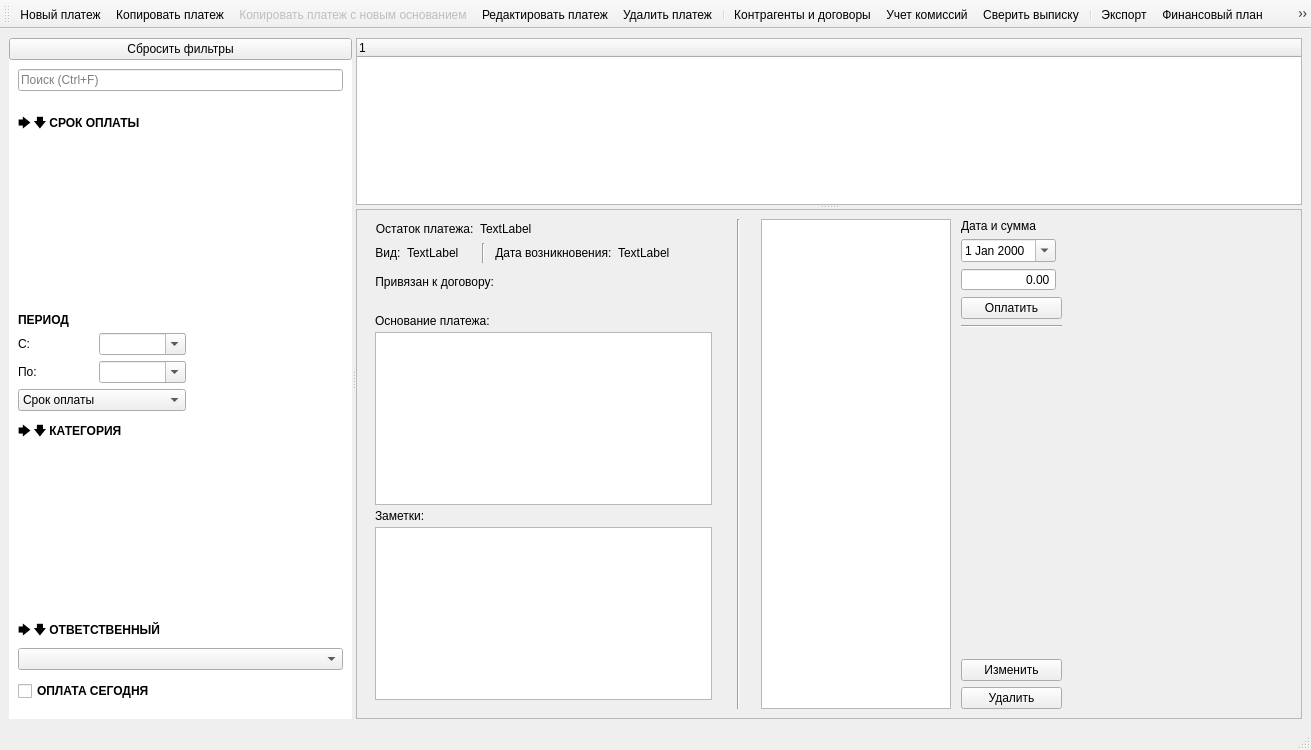
Above: designer/ui/mainwindow.ui from Aleee/FinanceCalender before the change. Below: the same form after it.
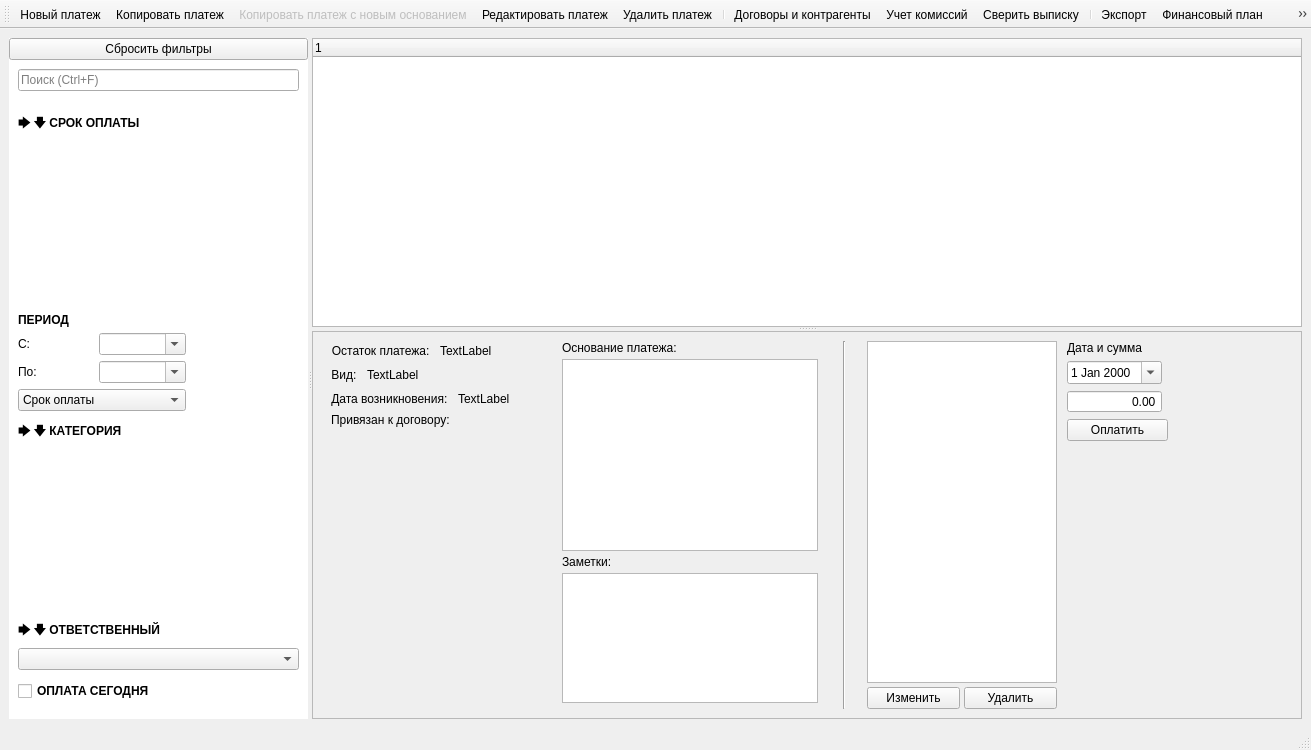
That is the form after the change. Icons and pictures are not drawn. Custom widgets are drawn as their Qt base class.

Commit message: feat: UI rework

```diff
--- a/designer/ui/mainwindow.ui
+++ b/designer/ui/mainwindow.ui
@@ -501,7 +501,7 @@
          <number>0</number>
         </property>
         <widget class="QWidget" name="descr">
-         <layout class="QGridLayout" name="gridLayout_4">
+         <layout class="QGridLayout" name="gridLayout_4" rowstretch="0,1,0">
           <property name="bottomMargin">
            <number>9</number>
           </property>
@@ -542,33 +542,6 @@
             <property name="verticalSpacing">
              <number>6</number>
             </property>
-            <item row="6" column="0">
-             <spacer name="verticalSpacer_3">
-              <property name="orientation">
-               <enum>Qt::Orientation::Vertical</enum>
-              </property>
-              <property name="sizeHint" stdset="0">
-               <size>
-                <width>20</width>
-                <height>40</height>
-               </size>
-              </property>
-             </spacer>
-            </item>
-            <item row="7" column="0" colspan="2">
-             <widget class="QPushButton" name="pb_editpayment">
-              <property name="text">
-               <string>Изменить</string>
-              </property>
-             </widget>
-            </item>
-            <item row="8" column="0" colspan="2">
-             <widget class="QPushButton" name="pb_deletepayment">
-              <property name="text">
-               <string>Удалить</string>
-              </property>
-             </widget>
-            </item>
             <item row="2" column="0">
              <widget class="QDoubleSpinBox" name="dsb_paymentsum">
               <property name="alignment">
@@ -595,13 +568,6 @@
               </property>
              </widget>
             </item>
-            <item row="5" column="0" colspan="2">
-             <widget class="Line" name="line">
-              <property name="orientation">
-               <enum>Qt::Orientation::Horizontal</enum>
-              </property>
-             </widget>
-            </item>
             <item row="1" column="0">
              <widget class="QDateEdit" name="de_paymentdate">
               <property name="minimumSize">
@@ -625,6 +591,19 @@
               </property>
              </widget>
             </item>
+            <item row="4" column="0">
+             <spacer name="verticalSpacer_payment">
+              <property name="orientation">
+               <enum>Qt::Orientation::Vertical</enum>
+              </property>
+              <property name="sizeHint" stdset="0">
+               <size>
+                <width>20</width>
+                <height>0</height>
+               </size>
+              </property>
+             </spacer>
+            </item>
            </layout>
           </item>
           <item row="1" column="3" rowspan="2">
@@ -658,7 +637,7 @@
             <property name="sizeHint" stdset="0">
              <size>
               <width>20</width>
-              <height>40</height>
+              <height>0</height>
              </size>
             </property>
            </spacer>
@@ -680,11 +659,22 @@
            </spacer>
           </item>
           <item row="1" column="5" rowspan="2">
+           <layout class="QVBoxLayout" name="verticalLayout_history">
+            <property name="spacing">
+             <number>4</number>
+            </property>
+            <item>
            <widget class="PaymentHistoryTableView" name="tv_payment">
+              <property name="sizePolicy">
+               <sizepolicy hsizetype="Fixed" vsizetype="Ignored">
+                <horstretch>0</horstretch>
+                <verstretch>0</verstretch>
+               </sizepolicy>
+              </property>
             <property name="minimumSize">
              <size>
               <width>190</width>
-              <height>0</height>
+                <height>70</height>
              </size>
             </property>
             <property name="maximumSize">
@@ -698,21 +688,47 @@
             </attribute>
            </widget>
           </item>
+            <item>
+             <layout class="QHBoxLayout" name="horizontalLayout_historybuttons">
+              <property name="spacing">
+               <number>4</number>
+              </property>
+              <item>
+               <widget class="QPushButton" name="pb_editpayment">
+                <property name="text">
+                 <string>Изменить</string>
+                </property>
+               </widget>
+              </item>
+              <item>
+               <widget class="QPushButton" name="pb_deletepayment">
+                <property name="text">
+                 <string>Удалить</string>
+                </property>
+               </widget>
+              </item>
+             </layout>
+            </item>
+           </layout>
+          </item>
           <item row="1" column="0">
            <widget class="QWidget" name="wdg_eventinfo" native="true">
             <property name="minimumSize">
              <size>
-              <width>350</width>
+              <width>500</width>
               <height>0</height>
              </size>
             </property>
             <property name="maximumSize">
              <size>
-              <width>350</width>
+              <width>500</width>
               <height>16777215</height>
              </size>
             </property>
-            <layout class="QGridLayout" name="gridLayout_6">
+            <layout class="QHBoxLayout" name="horizontalLayout_eventinfo">
+             <property name="spacing">
+              <number>15</number>
+             </property>
              <property name="topMargin">
               <number>0</number>
              </property>
@@ -722,33 +738,12 @@
              <property name="bottomMargin">
               <number>0</number>
              </property>
-             <property name="verticalSpacing">
+             <item>
+              <layout class="QVBoxLayout" name="verticalLayout_eventinfo_left">
+               <property name="spacing">
               <number>4</number>
              </property>
-             <item row="12" column="0" colspan="5">
-              <layout class="QGridLayout" name="gridLayout_8">
-               <property name="horizontalSpacing">
-                <number>6</number>
-               </property>
-               <property name="verticalSpacing">
-                <number>0</number>
-               </property>
-               <item row="0" column="0">
-                <widget class="QPlainTextEdit" name="te_notes">
-                 <property name="minimumSize">
-                  <size>
-                   <width>0</width>
-                   <height>40</height>
-                  </size>
-                 </property>
-                 <property name="tabChangesFocus">
-                  <bool>true</bool>
-                 </property>
-                </widget>
-               </item>
-              </layout>
-             </item>
-             <item row="0" column="0" colspan="5">
+               <item>
               <layout class="QHBoxLayout" name="horizontalLayout">
                <item>
                 <widget class="QLabel" name="la_remainsum_title">
@@ -782,34 +777,7 @@
                </item>
               </layout>
              </item>
-             <item row="5" column="0" colspan="5">
-              <layout class="QHBoxLayout" name="horizontalLayout_4">
                <item>
-                <widget class="QLabel" name="la_contractbound_title">
-                 <property name="text">
-                  <string>Привязан к договору:</string>
-                 </property>
-                 <property name="alignment">
-                  <set>Qt::AlignmentFlag::AlignRight|Qt::AlignmentFlag::AlignTrailing|Qt::AlignmentFlag::AlignVCenter</set>
-                 </property>
-                </widget>
-               </item>
-               <item>
-                <spacer name="horizontalSpacer_7">
-                 <property name="orientation">
-                  <enum>Qt::Orientation::Horizontal</enum>
-                 </property>
-                 <property name="sizeHint" stdset="0">
-                  <size>
-                   <width>40</width>
-                   <height>20</height>
-                  </size>
-                 </property>
-                </spacer>
-               </item>
-              </layout>
-             </item>
-             <item row="3" column="0" colspan="5">
               <layout class="QHBoxLayout" name="horizontalLayout_3">
                <item>
                 <widget class="QLabel" name="la_paymenttype_title">
@@ -823,12 +791,6 @@
                </item>
                <item>
                 <widget class="QLabel" name="la_paymenttype">
-                 <property name="minimumSize">
-                  <size>
-                   <width>65</width>
-                   <height>0</height>
-                  </size>
-                 </property>
                  <property name="text">
                   <string>TextLabel</string>
                  </property>
@@ -839,28 +801,22 @@
                  <property name="orientation">
                   <enum>Qt::Orientation::Horizontal</enum>
                  </property>
-                 <property name="sizeType">
-                  <enum>QSizePolicy::Policy::Fixed</enum>
-                 </property>
                  <property name="sizeHint" stdset="0">
                   <size>
-                   <width>10</width>
+                     <width>0</width>
                    <height>20</height>
                   </size>
                  </property>
                 </spacer>
                </item>
+                </layout>
+               </item>
                <item>
-                <widget class="Line" name="ln_paymenttype">
-                 <property name="orientation">
-                  <enum>Qt::Orientation::Vertical</enum>
-                 </property>
-                </widget>
-               </item>
+                <layout class="QHBoxLayout" name="horizontalLayout_createdate">
                <item>
                 <widget class="QLabel" name="la_createdate_title">
                  <property name="text">
-                  <string>   Дата возникновения:  </string>
+                    <string>Дата возникновения:  </string>
                  </property>
                  <property name="alignment">
                   <set>Qt::AlignmentFlag::AlignRight|Qt::AlignmentFlag::AlignTrailing|Qt::AlignmentFlag::AlignVCenter</set>
@@ -889,7 +845,17 @@
                </item>
               </layout>
              </item>
-             <item row="6" column="0" colspan="5">
+               <item>
+                <widget class="QLabel" name="la_contractbound_title">
+                 <property name="text">
+                  <string>Привязан к договору:</string>
+                 </property>
+                 <property name="alignment">
+                  <set>Qt::AlignmentFlag::AlignLeading|Qt::AlignmentFlag::AlignLeft|Qt::AlignmentFlag::AlignVCenter</set>
+                 </property>
+                </widget>
+               </item>
+               <item>
               <widget class="QLabel" name="la_contractbound">
                <property name="text">
                 <string/>
@@ -902,14 +868,27 @@
                </property>
               </widget>
              </item>
-             <item row="11" column="0" colspan="4">
-              <widget class="QLabel" name="label">
-               <property name="text">
-                <string>Заметки:</string>
-               </property>
-              </widget>
-             </item>
-             <item row="9" column="0" colspan="4">
+               <item>
+                <spacer name="verticalSpacer_10">
+                 <property name="orientation">
+                  <enum>Qt::Orientation::Vertical</enum>
+                 </property>
+                 <property name="sizeHint" stdset="0">
+                  <size>
+                   <width>20</width>
+                   <height>0</height>
+                  </size>
+                 </property>
+                </spacer>
+               </item>
+              </layout>
+             </item>
+             <item>
+              <layout class="QVBoxLayout" name="verticalLayout_eventinfo_right" stretch="0,0,0,1">
+               <property name="spacing">
+                <number>4</number>
+               </property>
+               <item>
               <widget class="QLabel" name="la_descr_title">
                <property name="text">
                 <string>Основание платежа:</string>
@@ -919,28 +898,52 @@
                </property>
               </widget>
              </item>
-             <item row="10" column="0" colspan="5">
+               <item>
               <widget class="AutoResizingTextEdit" name="te_descr">
+                 <property name="sizePolicy">
+                  <sizepolicy hsizetype="Expanding" vsizetype="Maximum">
+                   <horstretch>0</horstretch>
+                   <verstretch>0</verstretch>
+                  </sizepolicy>
+                 </property>
+                 <property name="minimumSize">
+                  <size>
+                   <width>0</width>
+                   <height>30</height>
+                  </size>
+                 </property>
                <property name="readOnly">
                 <bool>true</bool>
                </property>
               </widget>
              </item>
-             <item row="4" column="0">
-              <spacer name="verticalSpacer_10">
-               <property name="orientation">
-                <enum>Qt::Orientation::Vertical</enum>
-               </property>
-               <property name="sizeType">
-                <enum>QSizePolicy::Policy::Fixed</enum>
-               </property>
-               <property name="sizeHint" stdset="0">
+               <item>
+                <widget class="QLabel" name="label">
+                 <property name="text">
+                  <string>Заметки:</string>
+                 </property>
+                </widget>
+               </item>
+               <item>
+                <widget class="QPlainTextEdit" name="te_notes">
+                 <property name="sizePolicy">
+                  <sizepolicy hsizetype="Expanding" vsizetype="Ignored">
+                   <horstretch>0</horstretch>
+                   <verstretch>0</verstretch>
+                  </sizepolicy>
+                 </property>
+                 <property name="minimumSize">
                 <size>
-                 <width>20</width>
-                 <height>5</height>
-                </size>
-               </property>
-              </spacer>
+                   <width>0</width>
+                   <height>70</height>
+                  </size>
+                 </property>
+                 <property name="tabChangesFocus">
+                  <bool>true</bool>
+                 </property>
+                </widget>
+               </item>
+              </layout>
              </item>
             </layout>
            </widget>
@@ -1359,7 +1362,7 @@
      <normaloff>:/icon-toolbar/designer/icons/contract.svg</normaloff>:/icon-toolbar/designer/icons/contract.svg</iconset>
    </property>
    <property name="text">
-    <string>Контрагенты и договоры</string>
+    <string>Договоры и контрагенты</string>
    </property>
    <property name="toolTip">
     <string>Контрагенты, договоры и документы договоров</string>
```
Left out of the diff: 4 changed lines with no effect on the pictures. Lines whose indentation alone changed are shown as unchanged. The commit also changes 4 other files.
